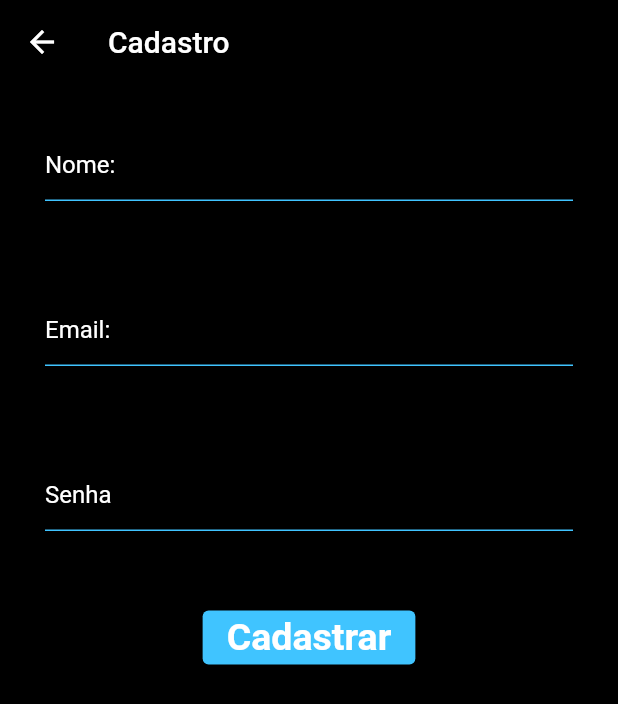
After one commit to lluuccaass88/SmartCoin, a Flutter app: the screen it shows after launch, after a tap on "Cadestre-se", on a phone screen of 412 x 824 dp. The commit adds this screen. Shown: the top 704 px of the screen. Run offline on Flutter 3.47's test engine with Material 2 defaults, Android fonts, the phone set to English and light mode, and no system bars; our stand-ins replace sqflite; accounts and stored records are empty.

Commit message:
Criando a tela de cadastro

```diff
--- a/lib/models/user.dart
+++ b/lib/models/user.dart
@@ -1,15 +1,27 @@
 //import 'package:agenda_aniversario_bd/database_helper.dart';
 
 class User {
- final int? id;
- final String? nome;
- final int saldo;
+  int? id;
+  String? name;
+  String? email;
+  String? password;
+  double balance = 0;
 
- User(
-  this.id,
-  this.nome,
-  this.saldo
-);
+
+ User();
+
+  Map<String, dynamic> toMap() {
+    Map<String, dynamic> map = {
+      'name': name,
+      'email': email,
+      'password': password,
+      'balance': balance
+    };
+    if (id != null) {
+      map['id'] = id;
+    }
+    return map;
+  }
 
 // User.fromMap(Map map) {
 //    id = map[‘id’];
--- a/lib/views/login/login.dart
+++ b/lib/views/login/login.dart
@@ -3,6 +3,7 @@
 import 'dart:ui';
 
 import 'package:controle_financas/models/user.dart';
+import 'package:controle_financas/views/register/register.dart';
 import 'package:flutter/material.dart';
 import 'package:controle_financas/util/validator.dart';
 
@@ -20,6 +21,30 @@ class Login extends StatefulWidget {
 class _Login extends State<Login> {
 
   final _formKey = GlobalKey<FormState>();
+
+  User user = User();
+
+  final controllerEmail = TextEditingController();
+  final controllerPassword = TextEditingController();
+
+    @override
+  void dispose() {
+    controllerEmail.dispose();
+    controllerPassword.dispose();
+    super.dispose();
+  }
+
+    @override
+  void initState() { //Fica escutando o controller e Salva na entidade pessoa
+    super.initState();
+    controllerEmail.addListener(() {
+      print(controllerEmail.text);
+      user?.email = controllerEmail.text;
+    });
+    controllerPassword.addListener(() {
+      user?.password = controllerPassword.text;
+    });
+  }
 
    bool validate = false;
 
@@ -49,8 +74,11 @@ class _Login extends State<Login> {
                   ),
                 //Colocar uma margin aqui
               ),
-              _formUI(),
-          ],
+              Form(
+                key: _formKey,
+                child: _formUI(),
+              )
+              ]
         ),
         backgroundColor: Color.fromARGB(255, 0, 0, 0),
       );
@@ -113,6 +141,7 @@ class _Login extends State<Login> {
         ),
 
         const SizedBox(height: 15.0),
+
         ElevatedButton(
               onPressed: inserir,
               style: ElevatedButton.styleFrom(
@@ -126,19 +155,37 @@ class _Login extends State<Login> {
                   fontWeight: FontWeight.w600,
                 )
               ),
+            ),
+
+            Container(
+              margin: EdgeInsets.only(top: 10),
+              child: InkWell(
+                child: Text(
+                  'Cadestre-se',
+                  style: TextStyle(
+                    color: Colors.lightBlueAccent
+                  ),
+                  ),
+                onTap: (){
+                  Navigator.push(
+                    context,
+                    MaterialPageRoute(
+
+                      builder: (context) => Register(),
                     )
-
-
-
-          //AQUI ENTRA UM BOTAO PARA ENVIAR
-
+                  );
+                }
+              ),
+            )
       ]
     );
 
   }
 
   inserir() {
-   print("oi");
+    int i = 0;
+    print(user.email);
+   //print("Email: " + i + "Senha: " + user.password);
   }
 
 }
--- /dev/null
+++ b/lib/views/register/register.dart
@@ -0,0 +1,220 @@
+
+// ignore_for_file: prefer_const_constructors, duplicate_ignore
+
+import 'dart:ui';
+
+import 'package:controle_financas/models/user.dart';
+import 'package:controle_financas/util/databaseHelper.dart';
+import 'package:controle_financas/views/login/login.dart';
+import 'package:flutter/material.dart';
+import 'package:controle_financas/util/validator.dart';
+
+import '../../widgets/circular_image_widget.dart';
+class Register extends StatefulWidget {
+  static const nomeRota = "/userRegister";
+
+  const Register({Key? key}) : super(key: key);
+
+  @override
+  _RegisterState createState() => _RegisterState();
+}
+
+class _RegisterState extends State<Register> {
+  final _formKey = GlobalKey<FormState>();
+
+  User? user = User();
+
+   //Controllers
+   final controllerNome = TextEditingController();
+   final controllerEmail = TextEditingController();
+   final controllerPassword = TextEditingController();
+
+  @override
+  void dispose() {
+    controllerNome.dispose();
+    controllerEmail.dispose();
+    controllerPassword.dispose();
+    super.dispose();
+  }
+
+    @override
+  void initState() { //Fica escutando o controller e Salva na entidade pessoa
+    super.initState();
+    controllerNome.addListener(() {
+      user?.name = controllerNome.text;
+    });
+    controllerEmail.addListener(() {
+      user?.email = controllerEmail.text;
+    });
+    controllerPassword.addListener(() {
+      user?.password = controllerPassword.text;
+    });
+  }
+
+  bool validate = false;
+
+  //References the manager database class
+  final DatabaseHelper dbHelper = DatabaseHelper.instance;
+
+  @override
+  Widget build(BuildContext context) {
+    return Scaffold(
+      backgroundColor: Colors.black,
+      appBar: AppBar(
+        title: const Text('Cadastro'),
+        backgroundColor: Colors.black,
+      ),
+      body: SingleChildScrollView(
+        child: Form(
+          key: _formKey,
+          child: _formUI(),
+        ),
+      )
+    );
+  }
+
+  Widget _formUI() {
+    return Column(
+      children: <Widget>[
+
+        //Name field
+        Container(
+          margin: const EdgeInsets.all(30.0),
+          alignment: Alignment.center,
+          width: 500,
+          child: TextFormField(
+                //controller: controllerNome,
+            style: TextStyle ( color: Colors.white ),
+            // ignore: prefer_const_constructors
+            decoration: InputDecoration(
+              hintText: 'Nome:',
+              hintStyle: TextStyle(color: Color.fromARGB(255, 255, 255, 255)),
+              fillColor: Colors.white,
+              enabledBorder: UnderlineInputBorder(
+                borderSide: const BorderSide(
+                  color: Colors.lightBlueAccent,
+                )
+              ),
+
+            ),
+              validator: Validador.validarNome(),
+            maxLength: 50,
+          ),
+        ),
+
+        //Email field
+        Container(
+          margin: const EdgeInsets.only(
+            left: 30.0,
+            right: 30.0,
+            top: 10.0,
+            bottom: 30.0
+            ),
+          alignment: Alignment.center,
+          width: 500,
+          child: TextFormField(
+                //controller: controllerNome,
+            style: TextStyle ( color: Colors.white ),
+            // ignore: prefer_const_constructors
+            decoration: InputDecoration(
+              hintText: 'Email:',
+              hintStyle: TextStyle(color: Color.fromARGB(255, 255, 255, 255)),
+              fillColor: Colors.white,
+              enabledBorder: UnderlineInputBorder(
+                borderSide: const BorderSide(
+                  color: Colors.lightBlueAccent,
+                )
+              ),
+
+            ),
+              validator: Validador.validarEmail(),
+            maxLength: 50,
+          ),
+        ),
+
+        //password field
+        Container(
+          margin: const EdgeInsets.only(
+            left: 30.0,
+            right: 30.0,
+            top: 10.0,
+            bottom: 10.0
+          ),
+          alignment: Alignment.center,
+          width: 500,
+          child: TextFormField(
+                //controller: controllerNome,
+            style: TextStyle ( color: Colors.white ),
+            obscureText: true,
+            obscuringCharacter: "*",
+            decoration: InputDecoration(
+                hintText: 'Senha',
+                hintStyle: TextStyle(color: Color.fromARGB(255, 255, 255, 255)),
+                enabledBorder: UnderlineInputBorder(
+                  borderSide: BorderSide(
+                    color: Colors.lightBlueAccent,
+                  )
+                ),
+            ),
+                //validator: Validador.validarNome(),
+            maxLength: 50,
+          ),
+        ),
+
+        const SizedBox(height: 15.0),
+
+        ElevatedButton(
+              onPressed: inserir,
+              style: ElevatedButton.styleFrom(
+                primary: Colors.lightBlueAccent
+              ),
+              child: const Text(
+                'Cadastrar',
+                style: TextStyle(
+                  color: Colors.white,
+                  fontSize: 25.0,
+                  fontWeight: FontWeight.w600,
+                )
+              ),
+            ),
+      ]
+    );
+
+  }
+
+    inserir() {
+      if (_formKey.currentState!.validate()) {
+        // Sem erros na validação
+        _formKey.currentState!.save();
+        Map<String, dynamic> row = user!.toMap();
+        dbHelper.insert(row);
+        _voltarDialog();
+      } else {
+        // erro de validação
+        setState(() {
+          validate = true;
+        });
+      }
+    }
+
+      _voltarDialog() {
+    showDialog(
+      context: context,
+      barrierDismissible: false,
+      builder: (context) {
+        return AlertDialog(
+          title: const Text('Cadastro de Aniversários'),
+          content: const Text('Cadastro Efetuado Com Sucesso !'),
+          actions: [
+            TextButton(
+              child: const Text('Voltar para a tela inicial'),
+              onPressed: () {
+                Navigator.pushNamed(context, Login.nomeRota);
+              },
+            ),
+          ],
+        );
+      },
+    );
+  }
+}
```
Also changed, not shown: lib/util/databaseHelper.dart (+8 -1 lines). Lines whose indentation alone changed are shown as unchanged.
